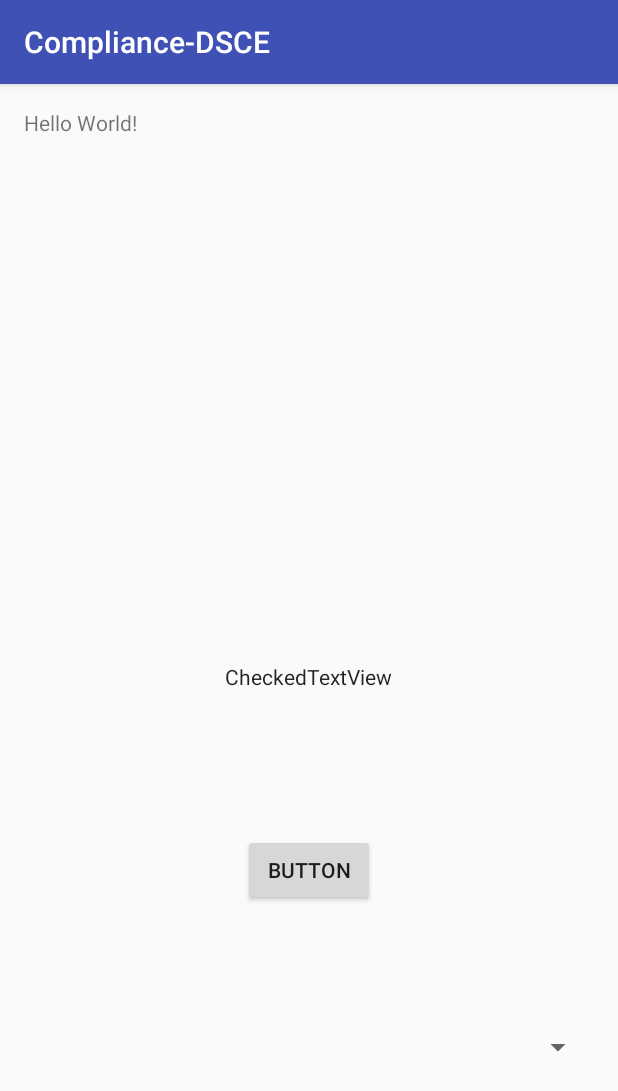
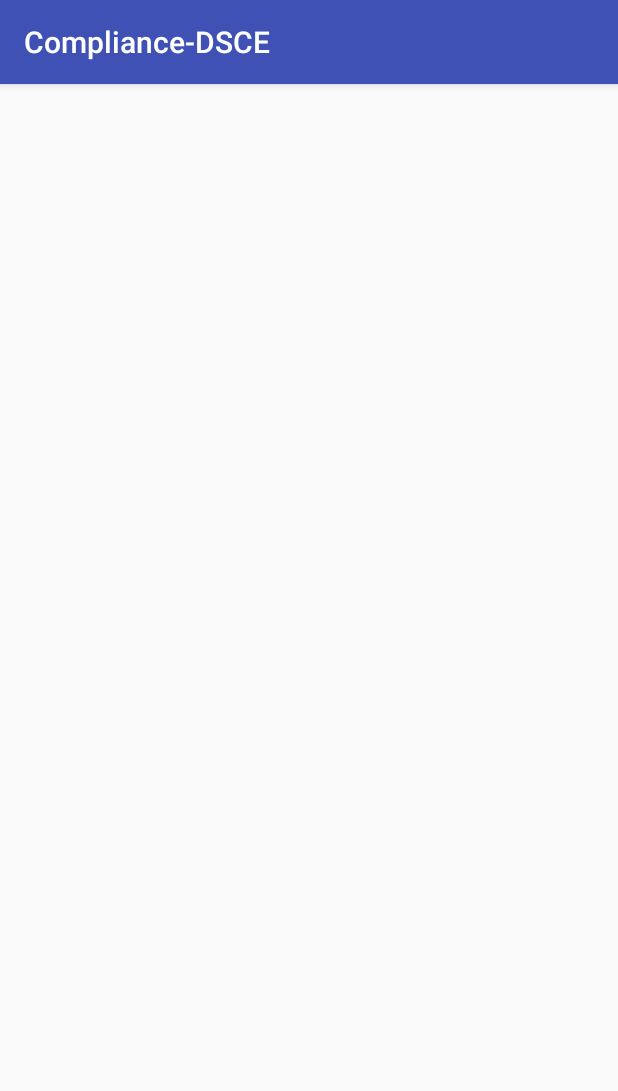
Before and after one commit to sreevishnu211/Compliance-DSCE2, an Android app: the screen it shows after launch (MainActivity), on a phone screen of 412 x 824 dp. Shown: the top 1091 px of the screen. Run offline under Robolectric (Android 15) with nearby library versions, the phone set to English and light mode, and no system bars.

```diff
--- a/app/src/main/res/layout/activity_main.xml
+++ b/app/src/main/res/layout/activity_main.xml
@@ -10,34 +10,4 @@
     android:paddingTop="@dimen/activity_vertical_margin"
     tools:context="cononymous.spark.com.compliance_dsce.MainActivity">
 
-    <TextView
-        android:layout_width="wrap_content"
-        android:layout_height="wrap_content"
-        android:text="Hello World!" />
-
-    <Button
-        android:text="Button"
-        android:layout_width="wrap_content"
-        android:layout_height="wrap_content"
-        android:layout_alignParentBottom="true"
-        android:layout_centerHorizontal="true"
-        android:layout_marginBottom="204dp"
-        android:id="@+id/button" />
-
-    <CheckedTextView
-        android:text="CheckedTextView"
-        android:layout_width="wrap_content"
-        android:layout_height="wrap_content"
-        android:layout_above="@+id/button"
-        android:layout_centerHorizontal="true"
-        android:layout_marginBottom="95dp"
-        android:id="@+id/checkedTextView" />
-
-    <Spinner
-        android:layout_width="match_parent"
-        android:layout_height="wrap_content"
-        android:layout_alignParentBottom="true"
-        android:layout_centerHorizontal="true"
-        android:layout_marginBottom="98dp"
-        android:id="@+id/spinner" />
 </RelativeLayout>
```
